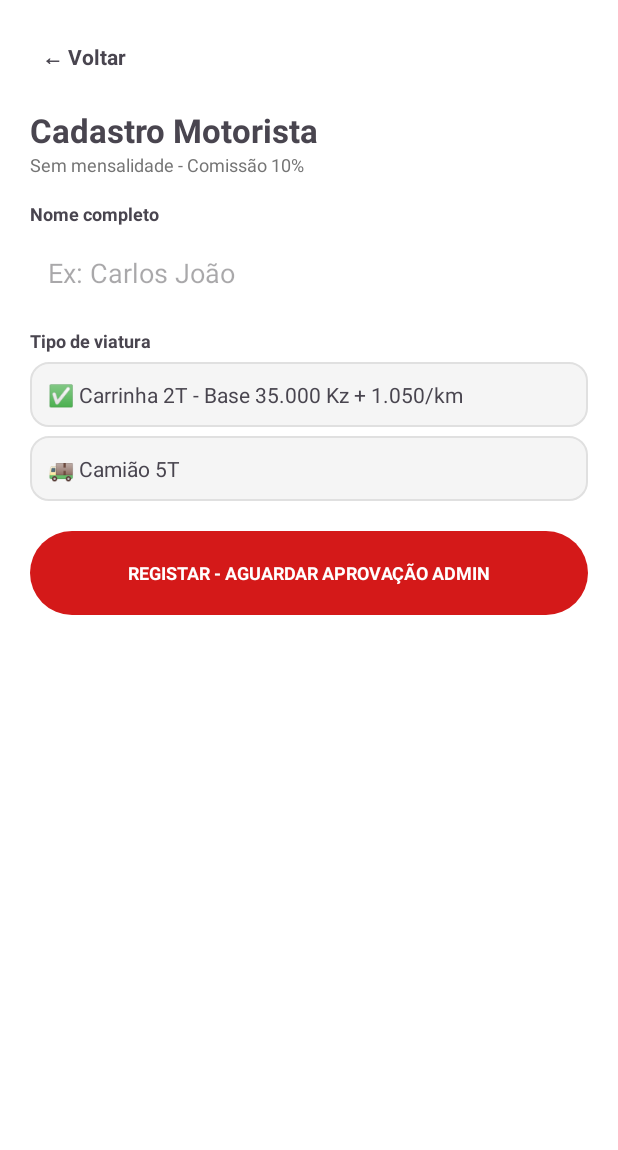
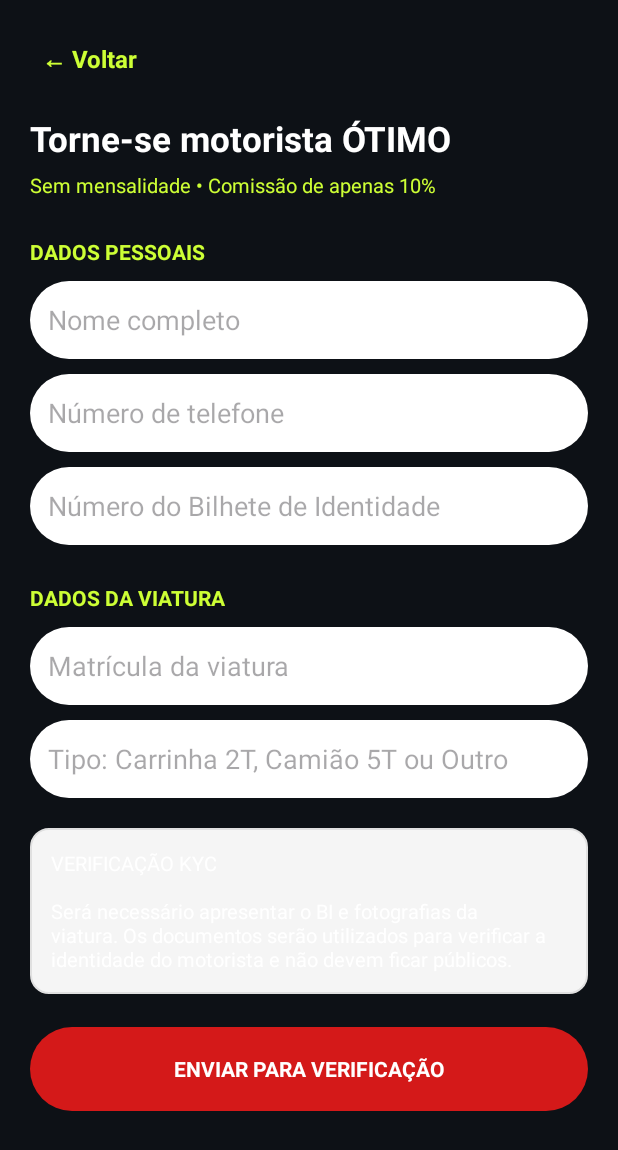
Before and after one commit to novo336/otimo-angola-app, an Android app: the layout activity_motorista.xml on its own in the app's theme, with its tools: preview values and no code run, on a phone screen of 412 x 824 dp. Shown: the top 1150 px of the screen. Run offline under Robolectric (Android 15) with nearby library versions, the phone set to English and light mode, and no system bars.

Commit message:
Atualizar o activity_motorista.xml

```diff
--- a/app/src/main/res/layout/activity_motorista.xml
+++ b/app/src/main/res/layout/activity_motorista.xml
@@ -1,11 +1,152 @@
+
 <?xml version="1.0" encoding="utf-8"?>
-<LinearLayout xmlns:android="http://schemas.android.com/apk/res/android" android:layout_width="match_parent" android:layout_height="match_parent" android:orientation="vertical" android:background="#FFFFFF" android:padding="20dp">
-    <TextView android:id="@+id/btnVoltarMotorista" android:layout_width="wrap_content" android:layout_height="wrap_content" android:text="← Voltar" android:padding="8dp" android:textStyle="bold"/>
-    <TextView android:layout_width="wrap_content" android:layout_height="wrap_content" android:layout_marginTop="16dp" android:text="Cadastro Motorista" android:textSize="22sp" android:textStyle="bold"/>
-    <TextView android:layout_width="wrap_content" android:layout_height="wrap_content" android:text="Sem mensalidade - Comissão 10%" android:textColor="#757575" android:textSize="12sp"/>
-    <TextView android:layout_width="wrap_content" android:layout_height="wrap_content" android:layout_marginTop="16dp" android:text="Nome completo" android:textSize="12sp" android:textStyle="bold"/><EditText android:layout_width="match_parent" android:layout_height="50dp" android:layout_marginTop="6dp" android:background="@drawable/bg_white_rounded" android:hint="Ex: Carlos João" android:padding="12dp"/>
-    <TextView android:layout_width="wrap_content" android:layout_height="wrap_content" android:layout_marginTop="12dp" android:text="Tipo de viatura" android:textSize="12sp" android:textStyle="bold"/>
-    <TextView android:layout_width="match_parent" android:layout_height="wrap_content" android:text="✅ Carrinha 2T - Base 35.000 Kz + 1.050/km" android:background="@drawable/bg_gray_rounded" android:padding="12dp" android:layout_marginTop="6dp"/>
-    <TextView android:layout_width="match_parent" android:layout_height="wrap_content" android:text="🚚 Camião 5T" android:background="@drawable/bg_gray_rounded" android:padding="12dp" android:layout_marginTop="6dp"/>
-    <TextView android:layout_width="match_parent" android:layout_height="56dp" android:layout_marginTop="20dp" android:background="@drawable/bg_red_rounded" android:text="REGISTAR - AGUARDAR APROVAÇÃO ADMIN" android:gravity="center" android:textStyle="bold" android:textColor="#FFFFFF" android:textSize="12sp"/>
-</LinearLayout>
+<ScrollView xmlns:android="http://schemas.android.com/apk/res/android"
+    android:layout_width="match_parent"
+    android:layout_height="match_parent"
+    android:background="#0D1116"
+    android:fillViewport="true">
+
+    <LinearLayout
+        android:layout_width="match_parent"
+        android:layout_height="wrap_content"
+        android:orientation="vertical"
+        android:padding="20dp">
+
+        <TextView
+            android:id="@+id/btnVoltarMotorista"
+            android:layout_width="wrap_content"
+            android:layout_height="wrap_content"
+            android:text="← Voltar"
+            android:textColor="#CDFF35"
+            android:textSize="16sp"
+            android:textStyle="bold"
+            android:padding="8dp"/>
+
+        <TextView
+            android:layout_width="match_parent"
+            android:layout_height="wrap_content"
+            android:text="Torne-se motorista ÓTIMO"
+            android:textColor="#FFFFFF"
+            android:textSize="23sp"
+            android:textStyle="bold"
+            android:layout_marginTop="18dp"/>
+
+        <TextView
+            android:layout_width="match_parent"
+            android:layout_height="wrap_content"
+            android:text="Sem mensalidade • Comissão de apenas 10%"
+            android:textColor="#CDFF35"
+            android:textSize="13sp"
+            android:layout_marginTop="6dp"/>
+
+        <TextView
+            android:layout_width="wrap_content"
+            android:layout_height="wrap_content"
+            android:text="DADOS PESSOAIS"
+            android:textColor="#CDFF35"
+            android:textStyle="bold"
+            android:layout_marginTop="25dp"/>
+
+        <EditText
+            android:id="@+id/editNomeMotorista"
+            android:layout_width="match_parent"
+            android:layout_height="52dp"
+            android:layout_marginTop="10dp"
+            android:background="@drawable/bg_white_rounded"
+            android:hint="Nome completo"
+            android:padding="12dp"
+            android:textColor="#000000"
+            android:hintTextColor="#777777"
+            android:inputType="textCapWords"
+            android:enabled="true"
+            android:focusable="true"/>
+
+        <EditText
+            android:id="@+id/editTelefoneMotorista"
+            android:layout_width="match_parent"
+            android:layout_height="52dp"
+            android:layout_marginTop="10dp"
+            android:background="@drawable/bg_white_rounded"
+            android:hint="Número de telefone"
+            android:padding="12dp"
+            android:textColor="#000000"
+            android:hintTextColor="#777777"
+            android:inputType="phone"
+            android:enabled="true"
+            android:focusable="true"/>
+
+        <EditText
+            android:id="@+id/editNumeroBI"
+            android:layout_width="match_parent"
+            android:layout_height="52dp"
+            android:layout_marginTop="10dp"
+            android:background="@drawable/bg_white_rounded"
+            android:hint="Número do Bilhete de Identidade"
+            android:padding="12dp"
+            android:textColor="#000000"
+            android:hintTextColor="#777777"
+            android:inputType="textCapCharacters"
+            android:enabled="true"
+            android:focusable="true"/>
+
+        <TextView
+            android:layout_width="wrap_content"
+            android:layout_height="wrap_content"
+            android:text="DADOS DA VIATURA"
+            android:textColor="#CDFF35"
+            android:textStyle="bold"
+            android:layout_marginTop="25dp"/>
+
+        <EditText
+            android:id="@+id/editMatricula"
+            android:layout_width="match_parent"
+            android:layout_height="52dp"
+            android:layout_marginTop="10dp"
+            android:background="@drawable/bg_white_rounded"
+            android:hint="Matrícula da viatura"
+            android:padding="12dp"
+            android:textColor="#000000"
+            android:hintTextColor="#777777"
+            android:inputType="textCapCharacters"
+            android:enabled="true"
+            android:focusable="true"/>
+
+        <EditText
+            android:id="@+id/editTipoViatura"
+            android:layout_width="match_parent"
+            android:layout_height="52dp"
+            android:layout_marginTop="10dp"
+            android:background="@drawable/bg_white_rounded"
+            android:hint="Tipo: Carrinha 2T, Camião 5T ou Outro"
+            android:padding="12dp"
+            android:textColor="#000000"
+            android:hintTextColor="#777777"
+            android:inputType="textCapWords"
+            android:enabled="true"
+            android:focusable="true"/>
+
+        <TextView
+            android:layout_width="match_parent"
+            android:layout_height="wrap_content"
+            android:layout_marginTop="20dp"
+            android:padding="14dp"
+            android:background="@drawable/bg_gray_rounded"
+            android:text="VERIFICAÇÃO KYC&#10;&#10;Será necessário apresentar o BI e fotografias da viatura. Os documentos serão utilizados para verificar a identidade do motorista e não devem ficar públicos."
+            android:textColor="#FFFFFF"
+            android:textSize="13sp"/>
+
+        <TextView
+            android:id="@+id/btnEnviarKyc"
+            android:layout_width="match_parent"
+            android:layout_height="56dp"
+            android:layout_marginTop="22dp"
+            android:layout_marginBottom="25dp"
+            android:background="@drawable/bg_red_rounded"
+            android:gravity="center"
+            android:text="ENVIAR PARA VERIFICAÇÃO"
+            android:textColor="#FFFFFF"
+            android:textSize="14sp"
+            android:textStyle="bold"/>
+
+    </LinearLayout>
+</ScrollView>
```
